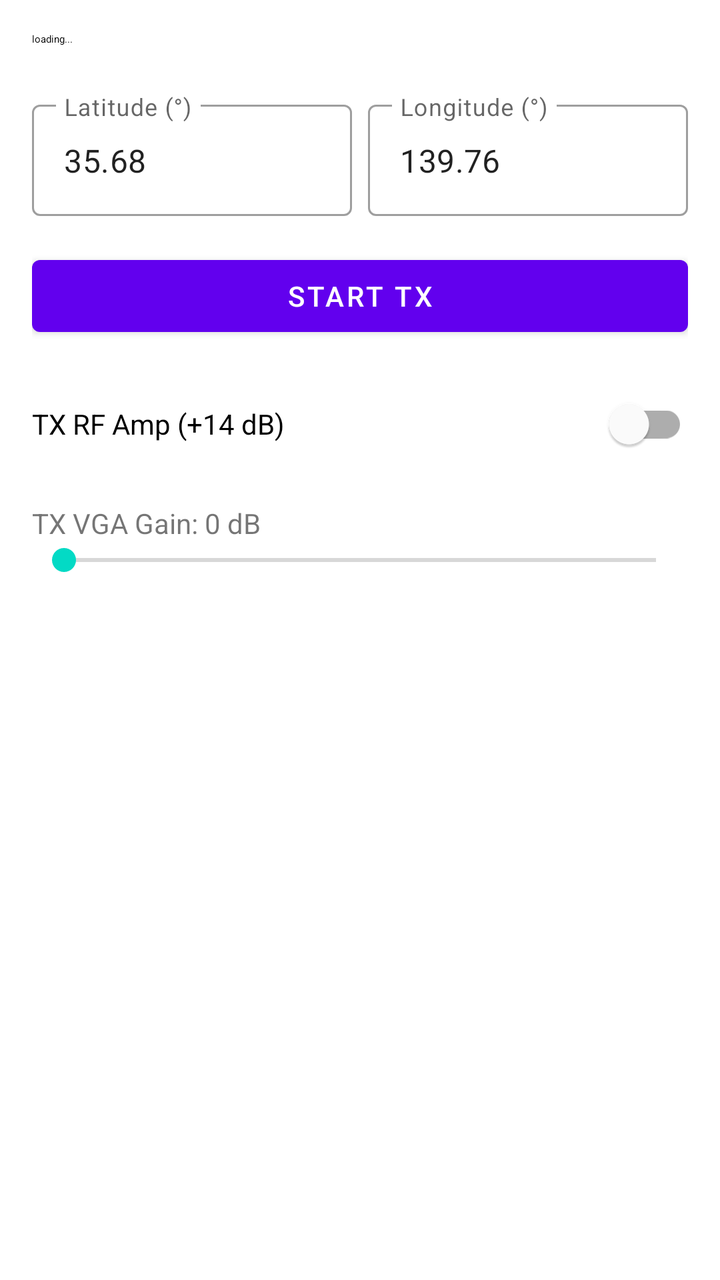
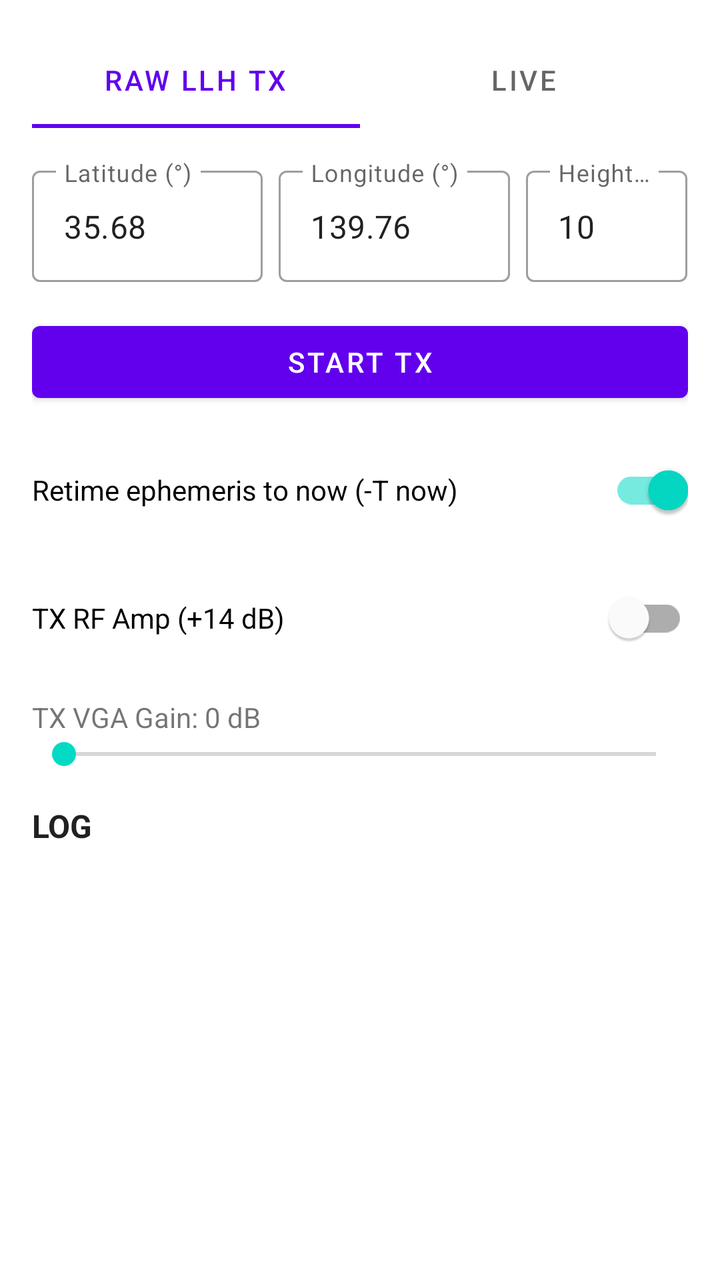

The first picture is an Android layout as it rendered before a commit; the second is the same layout after the commit. The layout source and the unified diff follow.
<!-- AndroidManifest.xml: application theme Theme.LiveGpsSdrSim -->
<!-- res/layout/activity_main.xml -->
<?xml version="1.0" encoding="utf-8"?>
<androidx.constraintlayout.widget.ConstraintLayout xmlns:android="http://schemas.android.com/apk/res/android"
    xmlns:app="http://schemas.android.com/apk/res-auto"
    xmlns:tools="http://schemas.android.com/tools"
    android:layout_width="match_parent"
    android:layout_height="match_parent"
    android:fitsSystemWindows="true"
    android:padding="16dp"
    tools:context=".MainActivity">

    <TextView
        android:id="@+id/sample_text"
        android:layout_width="0dp"
        android:layout_height="wrap_content"
        android:text="loading..."
        android:textAppearance="?attr/textAppearanceHeadlineSmall"
        app:layout_constraintEnd_toEndOf="parent"
        app:layout_constraintStart_toStartOf="parent"
        app:layout_constraintTop_toTopOf="parent" />

    <com.google.android.material.textfield.TextInputLayout
        android:id="@+id/lat_input_layout"
        style="@style/Widget.MaterialComponents.TextInputLayout.OutlinedBox"
        android:layout_width="0dp"
        android:layout_height="wrap_content"
        android:layout_marginTop="24dp"
        android:layout_marginEnd="8dp"
        android:hint="Latitude (°)"
        app:layout_constraintEnd_toStartOf="@id/lon_input_layout"
        app:layout_constraintStart_toStartOf="parent"
        app:layout_constraintTop_toBottomOf="@id/sample_text">

        <com.google.android.material.textfield.TextInputEditText
            android:id="@+id/lat_input"
            android:layout_width="match_parent"
            android:layout_height="wrap_content"
            android:inputType="numberSigned|numberDecimal"
            android:text="35.68" />
    </com.google.android.material.textfield.TextInputLayout>

    <com.google.android.material.textfield.TextInputLayout
        android:id="@+id/lon_input_layout"
        style="@style/Widget.MaterialComponents.TextInputLayout.OutlinedBox"
        android:layout_width="0dp"
        android:layout_height="wrap_content"
        android:layout_marginTop="24dp"
        android:hint="Longitude (°)"
        app:layout_constraintEnd_toEndOf="parent"
        app:layout_constraintStart_toEndOf="@id/lat_input_layout"
        app:layout_constraintTop_toBottomOf="@id/sample_text">

        <com.google.android.material.textfield.TextInputEditText
            android:id="@+id/lon_input"
            android:layout_width="match_parent"
            android:layout_height="wrap_content"
            android:inputType="numberSigned|numberDecimal"
            android:text="139.76" />
    </com.google.android.material.textfield.TextInputLayout>

    <Button
        android:id="@+id/tx_button"
        android:layout_width="0dp"
        android:layout_height="wrap_content"
        android:layout_marginTop="16dp"
        android:text="Start TX"
        app:layout_constraintEnd_toEndOf="parent"
        app:layout_constraintStart_toStartOf="parent"
        app:layout_constraintTop_toBottomOf="@id/lat_input_layout" />

    <com.google.android.material.switchmaterial.SwitchMaterial
        android:id="@+id/amp_switch"
        android:layout_width="0dp"
        android:layout_height="wrap_content"
        android:layout_marginTop="16dp"
        android:text="TX RF Amp (+14 dB)"
        android:textOn=""
        android:textOff=""
        app:showText="false"
        app:layout_constraintEnd_toEndOf="parent"
        app:layout_constraintStart_toStartOf="parent"
        app:layout_constraintTop_toBottomOf="@id/tx_button" />

    <TextView
        android:id="@+id/vga_label"
        android:layout_width="0dp"
        android:layout_height="wrap_content"
        android:layout_marginTop="16dp"
        android:text="TX VGA Gain: 0 dB"
        app:layout_constraintEnd_toEndOf="parent"
        app:layout_constraintStart_toStartOf="parent"
        app:layout_constraintTop_toBottomOf="@id/amp_switch" />

    <SeekBar
        android:id="@+id/vga_seek"
        android:layout_width="0dp"
        android:layout_height="wrap_content"
        android:max="47"
        android:progress="0"
        app:layout_constraintEnd_toEndOf="parent"
        app:layout_constraintStart_toStartOf="parent"
        app:layout_constraintTop_toBottomOf="@id/vga_label" />

    <TextView
        android:id="@+id/status_text"
        android:layout_width="0dp"
        android:layout_height="0dp"
        android:layout_marginTop="16dp"
        android:fontFamily="monospace"
        android:gravity="top|start"
        android:scrollbars="vertical"
        android:text=""
        app:layout_constraintBottom_toBottomOf="parent"
        app:layout_constraintEnd_toEndOf="parent"
        app:layout_constraintStart_toStartOf="parent"
        app:layout_constraintTop_toBottomOf="@id/vga_seek" />

</androidx.constraintlayout.widget.ConstraintLayout>
<!-- resources referenced by this layout -->
<resources>
  <style name="Theme.LiveGpsSdrSim" parent="Theme.MaterialComponents.DayNight.DarkActionBar">
          
          <item name="colorPrimary">@color/purple_500</item>
          <item name="colorPrimaryVariant">@color/purple_700</item>
          <item name="colorOnPrimary">@color/white</item>
          
          <item name="colorSecondary">@color/teal_200</item>
          <item name="colorSecondaryVariant">@color/teal_700</item>
          <item name="colorOnSecondary">@color/black</item>
          
          <item name="android:statusBarColor">?attr/colorPrimaryVariant</item>
          
      </style>
  <color name="purple_500">#FF6200EE</color>
  <color name="purple_700">#FF3700B3</color>
  <color name="white">#FFFFFFFF</color>
  <color name="teal_200">#FF03DAC5</color>
  <color name="teal_700">#FF018786</color>
  <color name="black">#FF000000</color>
</resources>

<!-- the commit's change to res/layout/activity_main.xml (unified diff, before → after) -->
@@ -1,117 +1,318 @@
 <?xml version="1.0" encoding="utf-8"?>
-<androidx.constraintlayout.widget.ConstraintLayout xmlns:android="http://schemas.android.com/apk/res/android"
+<LinearLayout xmlns:android="http://schemas.android.com/apk/res/android"
     xmlns:app="http://schemas.android.com/apk/res-auto"
     xmlns:tools="http://schemas.android.com/tools"
     android:layout_width="match_parent"
     android:layout_height="match_parent"
+    android:orientation="vertical"
     android:fitsSystemWindows="true"
     android:padding="16dp"
     tools:context=".MainActivity">
 
-    <TextView
-        android:id="@+id/sample_text"
-        android:layout_width="0dp"
-        android:layout_height="wrap_content"
-        android:text="loading..."
-        android:textAppearance="?attr/textAppearanceHeadlineSmall"
-        app:layout_constraintEnd_toEndOf="parent"
-        app:layout_constraintStart_toStartOf="parent"
-        app:layout_constraintTop_toTopOf="parent" />
-
-    <com.google.android.material.textfield.TextInputLayout
-        android:id="@+id/lat_input_layout"
-        style="@style/Widget.MaterialComponents.TextInputLayout.OutlinedBox"
-        android:layout_width="0dp"
-        android:layout_height="wrap_content"
-        android:layout_marginTop="24dp"
-        android:layout_marginEnd="8dp"
-        android:hint="Latitude (°)"
-        app:layout_constraintEnd_toStartOf="@id/lon_input_layout"
-        app:layout_constraintStart_toStartOf="parent"
-        app:layout_constraintTop_toBottomOf="@id/sample_text">
-
-        <com.google.android.material.textfield.TextInputEditText
-            android:id="@+id/lat_input"
+    <com.google.android.material.tabs.TabLayout
+        android:id="@+id/mode_tabs"
+        android:layout_width="match_parent"
+        android:layout_height="wrap_content"
+        app:tabMode="fixed"
+        app:tabGravity="fill">
+
+        <com.google.android.material.tabs.TabItem
+            android:layout_width="wrap_content"
+            android:layout_height="wrap_content"
+            android:text="Raw LLH TX" />
+
+        <com.google.android.material.tabs.TabItem
+            android:layout_width="wrap_content"
+            android:layout_height="wrap_content"
+            android:text="Live" />
+    </com.google.android.material.tabs.TabLayout>
+
+    
+    <LinearLayout
+        android:id="@+id/panel_raw"
+        android:layout_width="match_parent"
+        android:layout_height="wrap_content"
+        android:orientation="horizontal"
+        android:layout_marginTop="16dp">
+
+        <com.google.android.material.textfield.TextInputLayout
+            android:id="@+id/raw_lat_input_layout"
+            style="@style/Widget.MaterialComponents.TextInputLayout.OutlinedBox"
+            android:layout_width="0dp"
+            android:layout_height="wrap_content"
+            android:layout_weight="1"
+            android:layout_marginEnd="8dp"
+            android:hint="Latitude (°)">
+
+            <com.google.android.material.textfield.TextInputEditText
+                android:id="@+id/raw_lat_input"
+                android:layout_width="match_parent"
+                android:layout_height="wrap_content"
+                android:inputType="numberSigned|numberDecimal"
+                android:text="35.68" />
+        </com.google.android.material.textfield.TextInputLayout>
+
+        <com.google.android.material.textfield.TextInputLayout
+            android:id="@+id/raw_lon_input_layout"
+            style="@style/Widget.MaterialComponents.TextInputLayout.OutlinedBox"
+            android:layout_width="0dp"
+            android:layout_height="wrap_content"
+            android:layout_weight="1"
+            android:layout_marginEnd="8dp"
+            android:hint="Longitude (°)">
+
+            <com.google.android.material.textfield.TextInputEditText
+                android:id="@+id/raw_lon_input"
+                android:layout_width="match_parent"
+                android:layout_height="wrap_content"
+                android:inputType="numberSigned|numberDecimal"
+                android:text="139.76" />
+        </com.google.android.material.textfield.TextInputLayout>
+
+        <com.google.android.material.textfield.TextInputLayout
+            android:id="@+id/raw_hgt_input_layout"
+            style="@style/Widget.MaterialComponents.TextInputLayout.OutlinedBox"
+            android:layout_width="0dp"
+            android:layout_height="wrap_content"
+            android:layout_weight="0.7"
+            android:hint="Height (m)">
+
+            <com.google.android.material.textfield.TextInputEditText
+                android:id="@+id/raw_hgt_input"
+                android:layout_width="match_parent"
+                android:layout_height="wrap_content"
+                android:inputType="numberSigned|numberDecimal"
+                android:text="10" />
+        </com.google.android.material.textfield.TextInputLayout>
+    </LinearLayout>
+
+    
+    <LinearLayout
+        android:id="@+id/panel_live"
+        android:layout_width="match_parent"
+        android:layout_height="wrap_content"
+        android:orientation="vertical"
+        android:visibility="gone"
+        android:layout_marginTop="16dp">
+
+        <LinearLayout
             android:layout_width="match_parent"
             android:layout_height="wrap_content"
-            android:inputType="numberSigned|numberDecimal"
-            android:text="35.68" />
-    </com.google.android.material.textfield.TextInputLayout>
-
-    <com.google.android.material.textfield.TextInputLayout
-        android:id="@+id/lon_input_layout"
-        style="@style/Widget.MaterialComponents.TextInputLayout.OutlinedBox"
-        android:layout_width="0dp"
-        android:layout_height="wrap_content"
-        android:layout_marginTop="24dp"
-        android:hint="Longitude (°)"
-        app:layout_constraintEnd_toEndOf="parent"
-        app:layout_constraintStart_toEndOf="@id/lat_input_layout"
-        app:layout_constraintTop_toBottomOf="@id/sample_text">
-
-        <com.google.android.material.textfield.TextInputEditText
-            android:id="@+id/lon_input"
+            android:orientation="horizontal">
+
+            <com.google.android.material.textfield.TextInputLayout
+                android:id="@+id/live_lat_input_layout"
+                style="@style/Widget.MaterialComponents.TextInputLayout.OutlinedBox"
+                android:layout_width="0dp"
+                android:layout_height="wrap_content"
+                android:layout_weight="1"
+                android:layout_marginEnd="8dp"
+                android:hint="Latitude (°)">
+
+                <com.google.android.material.textfield.TextInputEditText
+                    android:id="@+id/live_lat_input"
+                    android:layout_width="match_parent"
+                    android:layout_height="wrap_content"
+                    android:inputType="numberSigned|numberDecimal"
+                    android:text="35.68" />
+            </com.google.android.material.textfield.TextInputLayout>
+
+            <com.google.android.material.textfield.TextInputLayout
+                android:id="@+id/live_lon_input_layout"
+                style="@style/Widget.MaterialComponents.TextInputLayout.OutlinedBox"
+                android:layout_width="0dp"
+                android:layout_height="wrap_content"
+                android:layout_weight="1"
+                android:layout_marginEnd="8dp"
+                android:hint="Longitude (°)">
+
+                <com.google.android.material.textfield.TextInputEditText
+                    android:id="@+id/live_lon_input"
+                    android:layout_width="match_parent"
+                    android:layout_height="wrap_content"
+                    android:inputType="numberSigned|numberDecimal"
+                    android:text="139.76" />
+            </com.google.android.material.textfield.TextInputLayout>
+
+            <com.google.android.material.textfield.TextInputLayout
+                android:id="@+id/live_hgt_input_layout"
+                style="@style/Widget.MaterialComponents.TextInputLayout.OutlinedBox"
+                android:layout_width="0dp"
+                android:layout_height="wrap_content"
+                android:layout_weight="0.7"
+                android:hint="Height (m)">
+
+                <com.google.android.material.textfield.TextInputEditText
+                    android:id="@+id/live_hgt_input"
+                    android:layout_width="match_parent"
+                    android:layout_height="wrap_content"
+                    android:inputType="numberSigned|numberDecimal"
+                    android:text="100" />
+            </com.google.android.material.textfield.TextInputLayout>
+        </LinearLayout>
+
+        <TextView
+            android:id="@+id/speed_label"
+            android:layout_width="wrap_content"
+            android:layout_height="wrap_content"
+            android:layout_marginTop="8dp"
+            android:text="Move speed: 3 km/h" />
+
+        <SeekBar
+            android:id="@+id/speed_seek"
             android:layout_width="match_parent"
             android:layout_height="wrap_content"
-            android:inputType="numberSigned|numberDecimal"
-            android:text="139.76" />
-    </com.google.android.material.textfield.TextInputLayout>
-
+            android:enabled="false"
+            android:max="200"
+            android:progress="3" />
+
+        <LinearLayout
+            android:layout_width="match_parent"
+            android:layout_height="wrap_content"
+            android:orientation="horizontal"
+            android:layout_marginTop="4dp">
+
+            <Button
+                android:id="@+id/preset_walk"
+                style="?attr/materialButtonOutlinedStyle"
+                android:layout_width="0dp"
+                android:layout_height="wrap_content"
+                android:layout_weight="1"
+                android:insetLeft="0dp"
+                android:insetRight="0dp"
+                android:paddingLeft="0dp"
+                android:paddingRight="0dp"
+                android:enabled="false"
+                android:lines="2"
+                android:textSize="11sp"
+                android:text="Walk\n3 km/h" />
+
+            <Button
+                android:id="@+id/preset_run"
+                style="?attr/materialButtonOutlinedStyle"
+                android:layout_width="0dp"
+                android:layout_height="wrap_content"
+                android:layout_weight="1"
+                android:insetLeft="0dp"
+                android:insetRight="0dp"
+                android:paddingLeft="0dp"
+                android:paddingRight="0dp"
+                android:enabled="false"
+                android:lines="2"
+                android:textSize="11sp"
+                android:text="Run\n9 km/h" />
+
+            <Button
+                android:id="@+id/preset_moto"
+                style="?attr/materialButtonOutlinedStyle"
+                android:layout_width="0dp"
+                android:layout_height="wrap_content"
+                android:layout_weight="1"
+                android:insetLeft="0dp"
+                android:insetRight="0dp"
+                android:paddingLeft="0dp"
+                android:paddingRight="0dp"
+                android:enabled="false"
+                android:lines="2"
+                android:textSize="11sp"
+                android:text="Moto\n40 km/h" />
+
+            <Button
+                android:id="@+id/preset_car"
+                style="?attr/materialButtonOutlinedStyle"
+                android:layout_width="0dp"
+                android:layout_height="wrap_content"
+                android:layout_weight="1"
+                android:insetLeft="0dp"
+                android:insetRight="0dp"
+                android:paddingLeft="0dp"
+                android:paddingRight="0dp"
+                android:enabled="false"
+                android:lines="2"
+                android:textSize="11sp"
+                android:text="Car\n100 km/h" />
+        </LinearLayout>
+
+        <com.example.livegpssdrsim.JoystickView
+            android:id="@+id/joystick"
+            android:layout_width="220dp"
+            android:layout_height="220dp"
+            android:layout_gravity="center_horizontal"
+            android:layout_marginTop="8dp"
+            android:enabled="false" />
+
+        <TextView
+            android:id="@+id/live_readout"
+            android:layout_width="match_parent"
+            android:layout_height="wrap_content"
+            android:layout_marginTop="8dp"
+            android:fontFamily="monospace"
+            android:gravity="center_horizontal"
+            android:text="idle" />
+    </LinearLayout>
+
+    
     <Button
         android:id="@+id/tx_button"
-        android:layout_width="0dp"
-        android:layout_height="wrap_content"
-        android:layout_marginTop="16dp"
-        android:text="Start TX"
-        app:layout_constraintEnd_toEndOf="parent"
-        app:layout_constraintStart_toStartOf="parent"
-        app:layout_constraintTop_toBottomOf="@id/lat_input_layout" />
+        android:layout_width="match_parent"
+        android:layout_height="wrap_content"
+        android:layout_marginTop="16dp"
+        android:text="Start TX" />
+
+    <com.google.android.material.switchmaterial.SwitchMaterial
+        android:id="@+id/timenow_switch"
+        android:layout_width="match_parent"
+        android:layout_height="wrap_content"
+        android:layout_marginTop="16dp"
+        android:checked="true"
+        android:text="Retime ephemeris to now (-T now)"
+        android:textOn=""
+        android:textOff=""
+        app:showText="false" />
 
     <com.google.android.material.switchmaterial.SwitchMaterial
         android:id="@+id/amp_switch"
-        android:layout_width="0dp"
+        android:layout_width="match_parent"
         android:layout_height="wrap_content"
         android:layout_marginTop="16dp"
         android:text="TX RF Amp (+14 dB)"
         android:textOn=""
         android:textOff=""
-        app:showText="false"
-        app:layout_constraintEnd_toEndOf="parent"
-        app:layout_constraintStart_toStartOf="parent"
-        app:layout_constraintTop_toBottomOf="@id/tx_button" />
+        app:showText="false" />
 
     <TextView
         android:id="@+id/vga_label"
-        android:layout_width="0dp"
-        android:layout_height="wrap_content"
-        android:layout_marginTop="16dp"
-        android:text="TX VGA Gain: 0 dB"
-        app:layout_constraintEnd_toEndOf="parent"
-        app:layout_constraintStart_toStartOf="parent"
-        app:layout_constraintTop_toBottomOf="@id/amp_switch" />
+        android:layout_width="match_parent"
+        android:layout_height="wrap_content"
+        android:layout_marginTop="16dp"
+        android:text="TX VGA Gain: 0 dB" />
 
     <SeekBar
         android:id="@+id/vga_seek"
-        android:layout_width="0dp"
+        android:layout_width="match_parent"
         android:layout_height="wrap_content"
         android:max="47"
-        android:progress="0"
-        app:layout_constraintEnd_toEndOf="parent"
-        app:layout_constraintStart_toStartOf="parent"
-        app:layout_constraintTop_toBottomOf="@id/vga_label" />
+        android:progress="0" />
+
+    <TextView
+        android:id="@+id/log_title"
+        android:layout_width="match_parent"
+        android:layout_height="wrap_content"
+        android:layout_marginTop="16dp"
+        android:text="LOG"
+        android:textColor="?android:attr/textColorPrimary"
+        android:textSize="16sp"
+        android:textStyle="bold" />
 
     <TextView
         android:id="@+id/status_text"
-        android:layout_width="0dp"
+        android:layout_width="match_parent"
         android:layout_height="0dp"
-        android:layout_marginTop="16dp"
+        android:layout_weight="1"
+        android:layout_marginTop="4dp"
         android:fontFamily="monospace"
         android:gravity="top|start"
         android:scrollbars="vertical"
-        android:text=""
-        app:layout_constraintBottom_toBottomOf="parent"
-        app:layout_constraintEnd_toEndOf="parent"
-        app:layout_constraintStart_toStartOf="parent"
-        app:layout_constraintTop_toBottomOf="@id/vga_seek" />
-
-</androidx.constraintlayout.widget.ConstraintLayout>
+        android:text="" />
+
+</LinearLayout>
